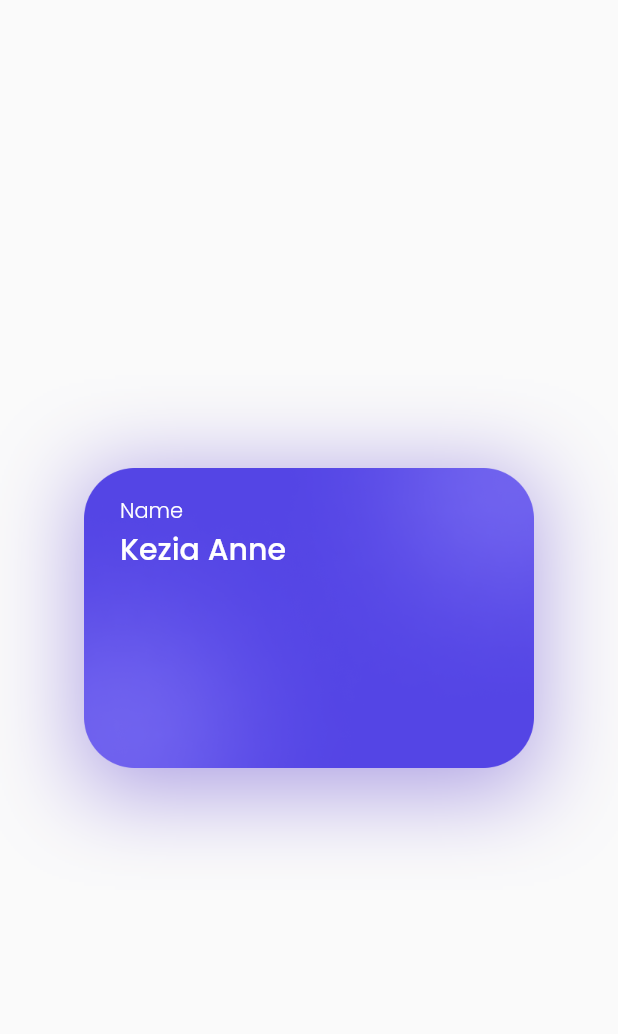
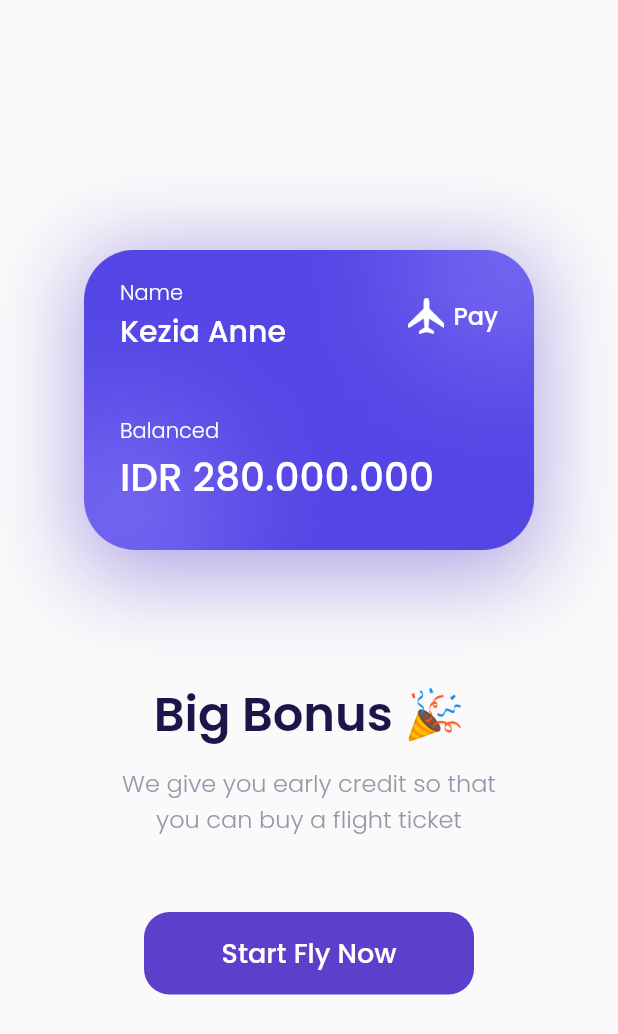
Before and after one commit to sudrajadsasmita/airplane, a Flutter app: the BonusPage screen opened by its route, on a phone screen of 412 x 824 dp. Shown: the top 1034 px of the screen. Run offline on Flutter 3.47's test engine with Material 2 defaults, Android fonts, the phone set to English and light mode, and no system bars; our stand-ins replace google_fonts; missing offline and left inert: dart:ffi.

```diff
--- a/lib/main.dart
+++ b/lib/main.dart
@@ -1,4 +1,6 @@
+import 'dart:ffi';
 import 'package:airplane/ui/pages/BonusPage.dart';
+import 'package:airplane/ui/pages/MainPage.dart';
 import 'package:flutter/material.dart';
 import 'package:airplane/ui/pages/SplashPage.dart';
 import 'package:airplane/ui/pages/GetStartedPage.dart';
@@ -17,7 +19,8 @@ class MyApp extends StatelessWidget {
         "/": (context) => const SplashPage(),
         "/get-started": (context) => const GetStartedPage(),
         "/sign-up": (context) => const SignUpPage(),
-        "/bonus": (context) => const BonusPage()
+        "/bonus": (context) => const BonusPage(),
+        "/main": (context) => const MainPage(),
       },
     );
   }
--- a/lib/ui/pages/BonusPage.dart
+++ b/lib/ui/pages/BonusPage.dart
@@ -23,10 +23,12 @@ class BonusPage extends StatelessWidget {
           ],
         ),
         child: Column(
+          crossAxisAlignment: CrossAxisAlignment.start,
           children: [
             Row(
               children: [
-                Column(
+                Expanded(
+                  child: Column(
                     crossAxisAlignment: CrossAxisAlignment.start,
                     children: [
                       Text(
@@ -38,13 +40,100 @@ class BonusPage extends StatelessWidget {
                       Text(
                         "Kezia Anne",
                         style: whiteTextStyle.copyWith(
-                          fontWeight: medium, fontSize: 20),
+                          fontWeight: medium,
+                          fontSize: 20,
+                        ),
+                        overflow: TextOverflow.ellipsis,
                       ),
                     ],
                   ),
+                ),
+                Container(
+                  width: 24,
+                  height: 24,
+                  margin: const EdgeInsets.only(
+                    right: 6,
+                  ),
+                  decoration: const BoxDecoration(
+                    image: DecorationImage(
+                      image: AssetImage("assets/images/logo.png"),
+                    ),
+                  ),
+                ),
+                Text(
+                  "Pay",
+                  style: whiteTextStyle.copyWith(
+                    fontSize: 16,
+                    fontWeight: medium,
+                  ),
+                )
               ],
             ),
+            const SizedBox(
+              height: 41,
+            ),
+            Text(
+              "Balanced",
+              style: whiteTextStyle.copyWith(fontWeight: light),
+            ),
+            Text(
+              "IDR 280.000.000",
+              style: whiteTextStyle.copyWith(
+                fontSize: 26,
+                fontWeight: medium,
+              ),
+            ),
           ],
+        ),
+      );
+    }
+
+    Widget title() {
+      return Container(
+        margin: const EdgeInsets.only(top: 80),
+        child: Text(
+          "Big Bonus 🎉",
+          style: blackTextStyle.copyWith(
+            fontSize: 32,
+            fontWeight: semiBold,
+          ),
+        ),
+      );
+    }
+
+    Widget subTitle() {
+      return Container(
+        margin: const EdgeInsets.only(top: 10),
+        child: Text(
+          "We give you early credit so that\nyou can buy a flight ticket",
+          style: greyTextStyle.copyWith(
+            fontSize: 16,
+            fontWeight: light,
+          ),
+          textAlign: TextAlign.center,
+        ),
+      );
+    }
+
+    Widget startButton() {
+      return Container(
+        width: 220,
+        height: 55,
+        margin: const EdgeInsets.only(top: 50),
+        child: TextButton(
+          onPressed: () {
+            Navigator.pushNamed(context, "/main");
+          },
+          style: TextButton.styleFrom(
+            backgroundColor: kPrimaryColor,
+            shape: RoundedRectangleBorder(
+              borderRadius: BorderRadius.circular(defaultRadius),
+            ),
+          ),
+          child: Text(
+            "Start Fly Now",
+            style: whiteTextStyle.copyWith(fontSize: 18, fontWeight: medium),
+          ),
         ),
       );
     }
@@ -56,6 +145,9 @@ class BonusPage extends StatelessWidget {
           mainAxisAlignment: MainAxisAlignment.center,
           children: [
             bonusCard(),
+            title(),
+            subTitle(),
+            startButton(),
           ],
         ),
       ),
```
Also changed, not shown: lib/ui/pages/MainPage.dart (added, +130 -0 lines). Lines whose indentation alone changed are shown as unchanged.
